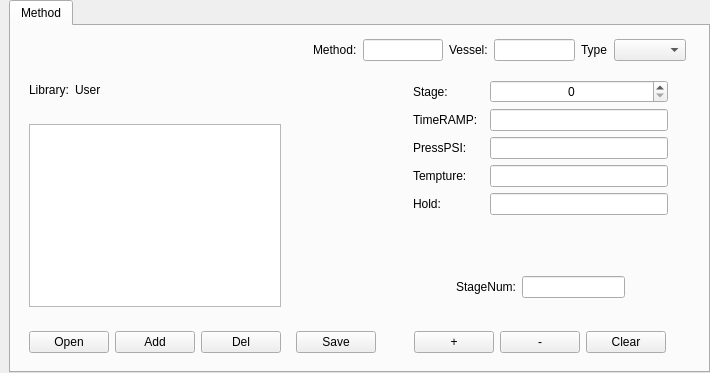
Old version of the form tank/qeditform.ui in the repository photonlili/Tank.
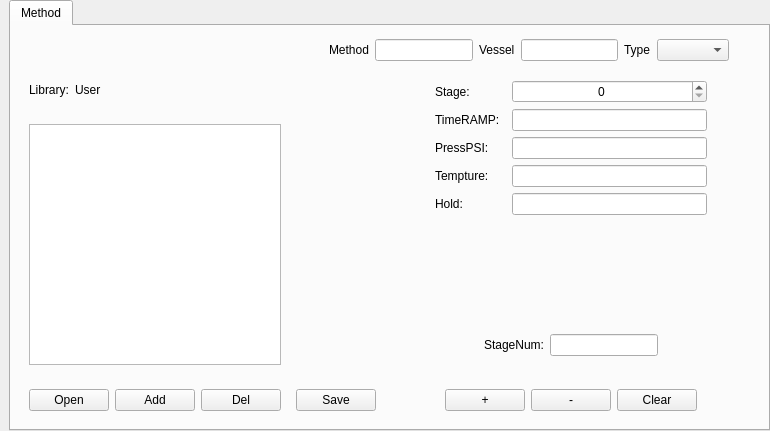
New version of the form. Custom widgets are drawn as their Qt base class.

```diff
--- a/tank/qeditform.ui
+++ b/tank/qeditform.ui
@@ -6,8 +6,8 @@
    <rect>
     <x>0</x>
     <y>0</y>
-    <width>710</width>
-    <height>373</height>
+    <width>770</width>
+    <height>431</height>
    </rect>
   </property>
   <property name="sizePolicy">
@@ -234,6 +234,19 @@
           <enum>Qt::StrongFocus</enum>
          </property>
          <layout class="QGridLayout" name="gridLayout_2">
+          <item row="5" column="1">
+           <spacer name="verticalSpacer">
+            <property name="orientation">
+             <enum>Qt::Vertical</enum>
+            </property>
+            <property name="sizeHint" stdset="0">
+             <size>
+              <width>20</width>
+              <height>40</height>
+             </size>
+            </property>
+           </spacer>
+          </item>
           <item row="0" column="1">
            <widget class="QLabel" name="label_3">
             <property name="text">
@@ -269,19 +282,6 @@
             </property>
            </widget>
           </item>
-          <item row="5" column="1">
-           <spacer name="verticalSpacer_2">
-            <property name="orientation">
-             <enum>Qt::Vertical</enum>
-            </property>
-            <property name="sizeHint" stdset="0">
-             <size>
-              <width>40</width>
-              <height>20</height>
-             </size>
-            </property>
-           </spacer>
-          </item>
           <item row="0" column="3">
            <widget class="QSpinBox" name="spin_stage">
             <property name="alignment">
@@ -317,7 +317,7 @@
             </property>
            </widget>
           </item>
-          <item row="6" column="1" colspan="3">
+          <item row="7" column="1" colspan="3">
            <widget class="QWidget" name="widget_5" native="true">
             <layout class="QHBoxLayout" name="horizontalLayout_4">
              <item>
@@ -438,7 +438,7 @@
              </size>
             </property>
             <property name="text">
-             <string>Method:</string>
+             <string>Method</string>
             </property>
            </widget>
           </item>
@@ -448,7 +448,7 @@
           <item>
            <widget class="QLabel" name="label_12">
             <property name="text">
-             <string>Vessel:</string>
+             <string>Vessel</string>
             </property>
            </widget>
           </item>
```
Left out of the diff: 6 changed lines with no effect on the pictures.
